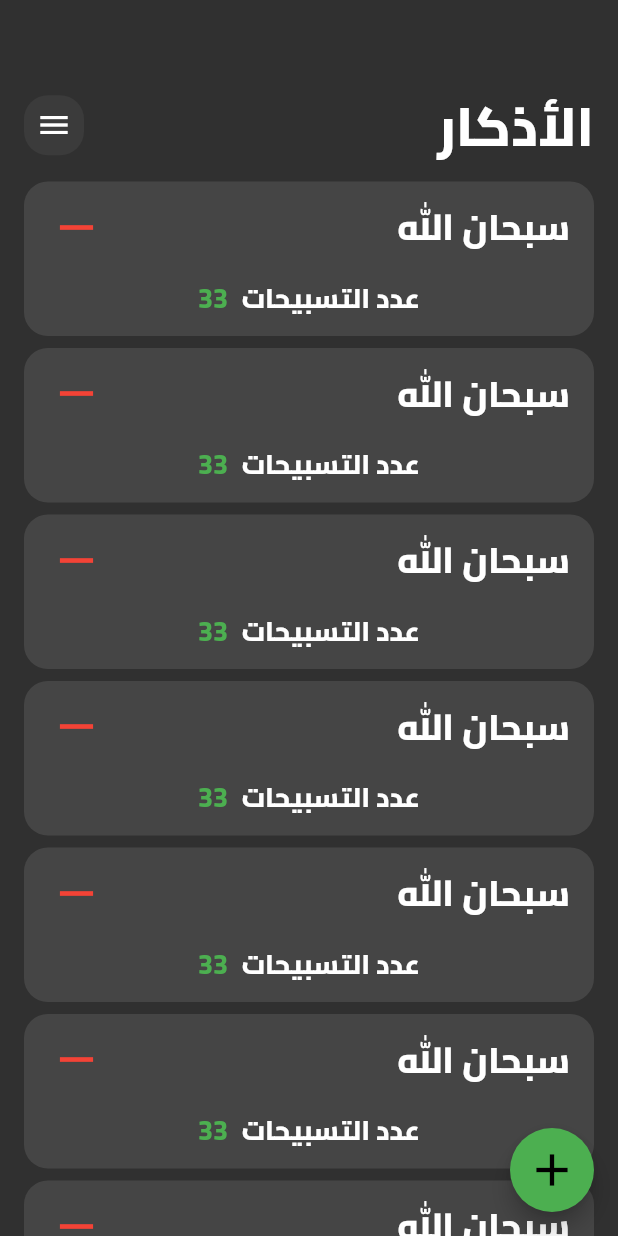
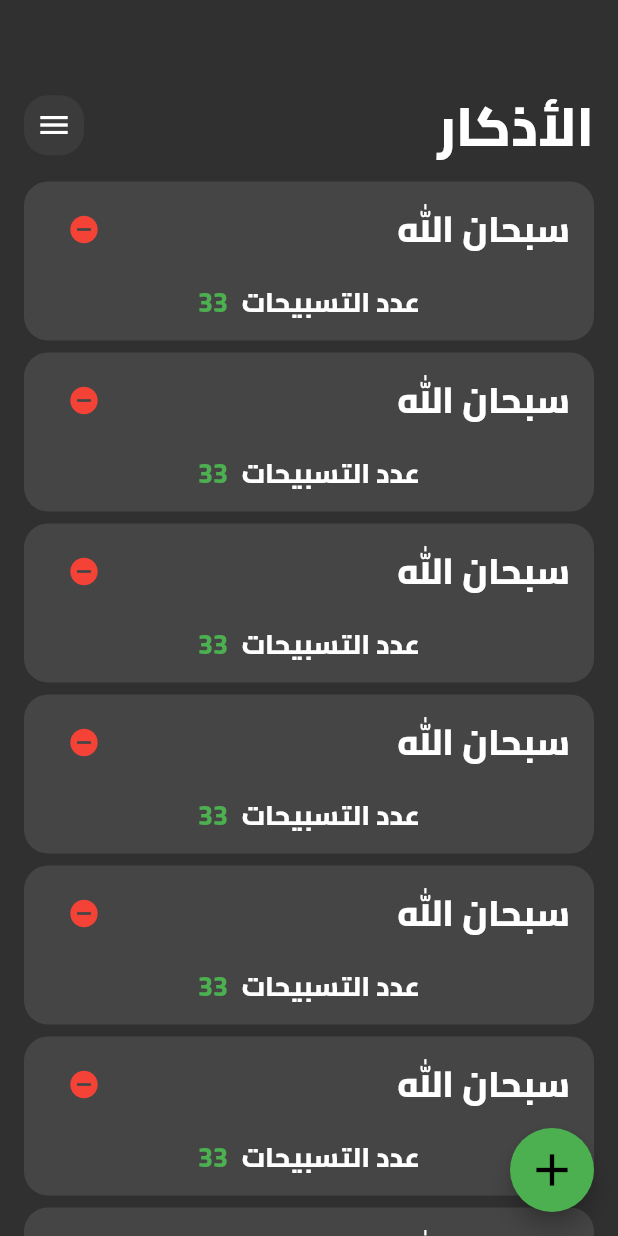
Before and after one commit to ismail-ghanem/azkar_app, a Flutter app: the screen it shows after launch, on a phone screen of 412 x 824 dp. Run offline on Flutter 3.47's test engine with Material 2 defaults, Android fonts, the phone set to English and light mode, and no system bars.

Commit message:
add remove button action

```diff
--- a/lib/widgets/azkar_card.dart
+++ b/lib/widgets/azkar_card.dart
@@ -1,3 +1,4 @@
+import '../widgets/remove_button_action.dart';
 import 'package:flutter/material.dart';
 
 class AzkarCard extends StatelessWidget {
@@ -10,19 +11,28 @@ class AzkarCard extends StatelessWidget {
       decoration: BoxDecoration(
           borderRadius: BorderRadius.circular(16),
           color: Colors.white.withOpacity(0.1)),
-      child: const Padding(
-        padding: EdgeInsets.symmetric(horizontal: 16, vertical: 8),
+      child: Padding(
+        padding: const EdgeInsets.symmetric(horizontal: 16, vertical: 8),
         child: Column(
           children: [
             Row(
               children: [
-                Icon(
-                  Icons.remove,
-                  size: 38,
-                  color: Colors.red,
-                ),
+                IconButton(
+                    iconSize: 22,
+                    onPressed: () {
+                      showDialog(
+                          context: context,
+                          builder: (context) {
+                            return const RemoveButtonAction();
+                          });
+                    },
+                    icon: const Icon(
+                      Icons.remove_circle,
+                      color: Colors.red,
+                    )),
+
                 //Spacer(),
-                Expanded(
+                const Expanded(
                   child: Text(
                     'سبحان الله',
                     style: TextStyle(fontSize: 24),
@@ -31,10 +41,10 @@ class AzkarCard extends StatelessWidget {
                 ),
               ],
             ),
-            SizedBox(
+            const SizedBox(
               height: 8,
             ),
-            Padding(
+            const Padding(
               padding: EdgeInsets.symmetric(horizontal: 100),
               child: Row(
                 children: [
```
Also changed, not shown: lib/widgets/remove_button_action.dart (added, +36 -0 lines).
